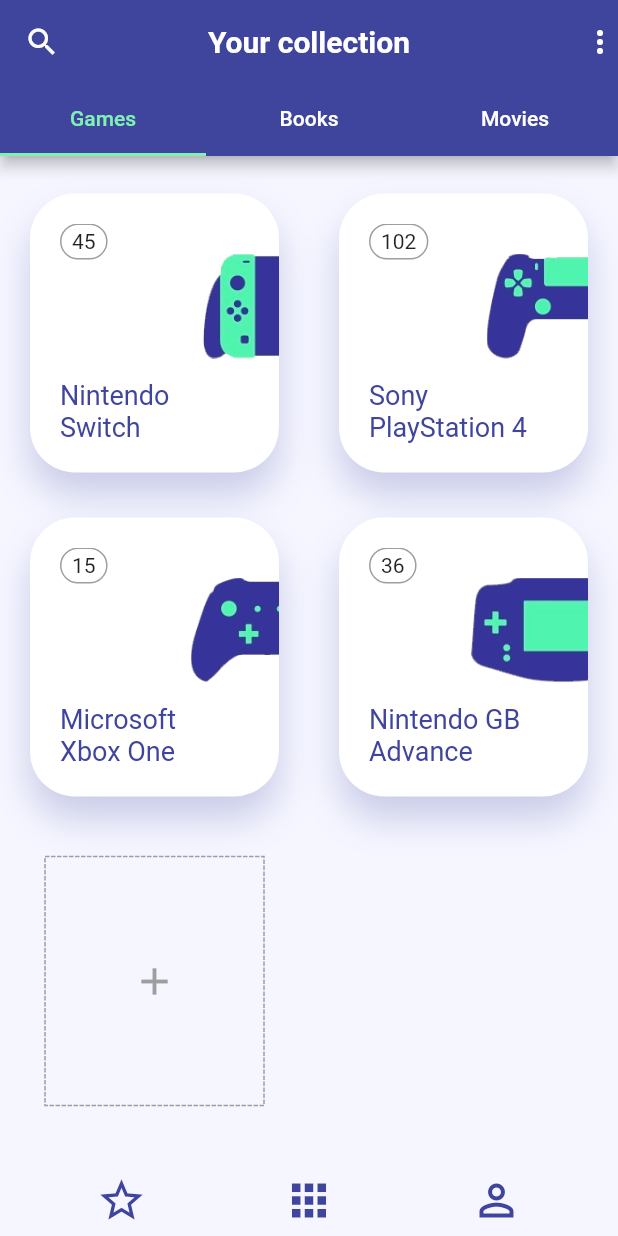
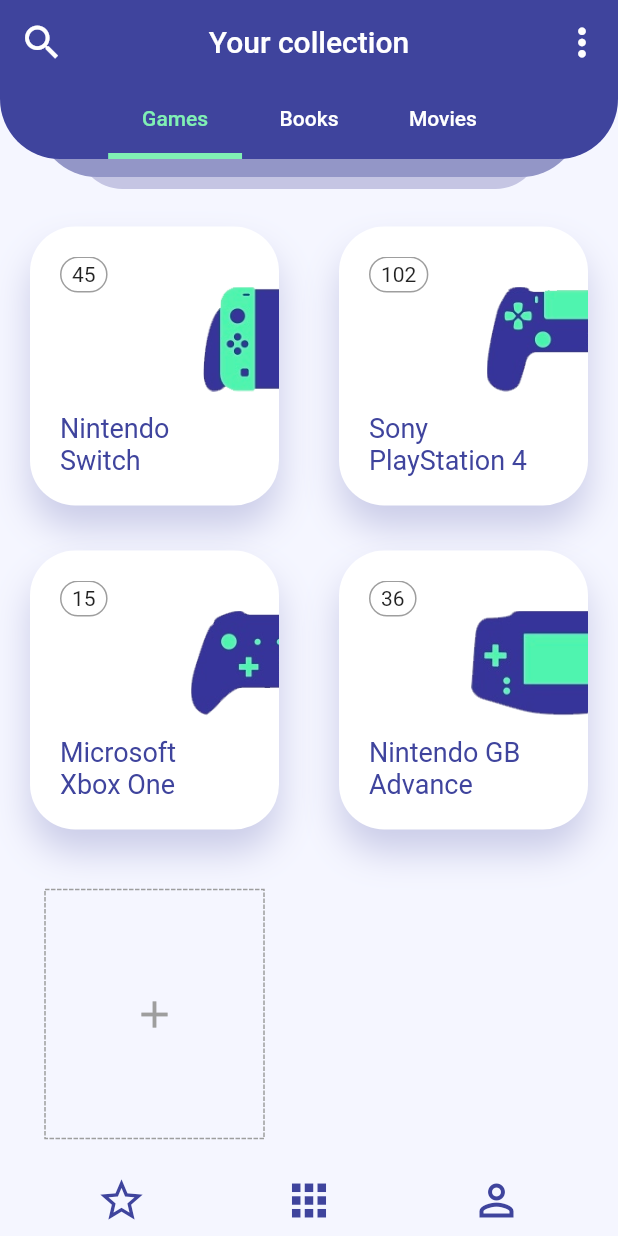
Before and after one commit to arleyhr/flutter_challenges, a Flutter app: the screen it shows after launch, after a tap on "App For Collectors", on a phone screen of 412 x 824 dp. Run offline on Flutter 3.47's test engine with Material 2 defaults, Android fonts, the phone set to English and light mode, and no system bars; drawn by our look-alikes of dotted_border; our stand-ins replace flutter_swiper; network calls fail.

Commit message:
main sliver app bar

```diff
--- a/lib/apps/app_for_collectors/main.dart
+++ b/lib/apps/app_for_collectors/main.dart
@@ -1,3 +1,4 @@
+import 'package:flutter/cupertino.dart';
 import 'package:flutter/material.dart';
 import 'package:flutter_challenges/apps/app_for_collectors/screens/console_detail.dart';
 import 'package:flutter_challenges/apps/app_for_collectors/screens/games_tab.dart';
@@ -54,30 +55,101 @@ class ScaffoldHome extends StatelessWidget {
 
   @override
   Widget build(BuildContext context) {
+    final size = MediaQuery.of(context).size;
+
     return Scaffold(
-      appBar: AppBar(
-        leading: Icon(Icons.search),
-        title: Text('Your collection', style: TextStyle(fontWeight: FontWeight.bold),),
+      body: CustomScrollView(
+        slivers: <Widget>[
+          SliverAppBar(
+            leading: IconButton(
+              padding: EdgeInsets.all(0),
+              onPressed: () {},
+              icon: Icon(Icons.search, size: 30),
+            ),
+            title: Text('Your collection'),
             centerTitle: true,
             actions: <Widget>[
-          Icon(Icons.more_vert)
+              IconButton(
+                onPressed: () {},
+                icon: Icon(Icons.more_vert, size: 30),
+              )
             ],
-        bottom: TabBar(
+            bottom: PreferredSize(
+              preferredSize: Size.fromHeight(70),
+              child: Container(
+                color: Color.fromRGBO(245, 246, 255, 1),
+                height: 70,
+                child: Stack(
+                  alignment: Alignment.topCenter,
+                  children: <Widget>[
+                    Positioned(
+                      bottom: 0,
+                      width: size.width * 0.75,
+                      child: Container(
+                        height: 30,
+                        decoration: BoxDecoration(
+                          color: Color.fromRGBO(197, 197, 227, 1),
+                          borderRadius: BorderRadius.only(
+                            bottomLeft: Radius.circular(40),
+                            bottomRight: Radius.circular(40),
+                          )
+                        ),
+                      ),
+                    ),
+                    Positioned(
+                      width: size.width * 0.88,
+                      bottom: 8,
+                      child: Container(
+                        height: 50,
+                        decoration: BoxDecoration(
+                          color: Color.fromRGBO(147, 150, 199, 1),
+                          borderRadius: BorderRadius.only(
+                            bottomLeft: Radius.circular(40),
+                            bottomRight: Radius.circular(40),
+                          )
+                        ),
+                      ),
+                    ),
+                    Positioned(
+                      child: Container(
+                        height: 50,
+                        decoration: BoxDecoration(
+                          color: primaryColor,
+                          borderRadius: BorderRadius.only(
+                            bottomLeft: Radius.circular(40),
+                            bottomRight: Radius.circular(40),
+                          )
+                        ),
+                      ),
+                    ),
+                    Container(
+                      width: size.width * 0.65,
+                      child: TabBar(
                         controller: _tabController,
+                        indicatorWeight: 4,
                         tabs: <Widget>[
                           Tab(text: 'Games'),
                           Tab(text: 'Books'),
                           Tab(text: 'Movies'),
                         ],
+                      )
+                    )
+                  ],
                 ),
               ),
-      body: TabBarView(
+            ),
+          ),
+          SliverFillRemaining(
+            child: TabBarView(
               controller: _tabController,
               children: <Widget>[
                 GamesTab(),
                 Container(),
                 Container(),
               ],
+            )
+          )
+        ],
       ),
       bottomNavigationBar: BottomBar(),
     );
--- a/lib/apps/app_for_collectors/models/game.dart
+++ b/lib/apps/app_for_collectors/models/game.dart
@@ -52,6 +52,8 @@ List<Game> games = [
     name: 'Metroid: Zero Mission',
     image: 'https://github.com/arleyhr/flutter_challenges/blob/develop/lib/apps/app_for_collectors/assets/metroid.jpg?raw=true',
     rating: randomNumber(min: minRating, max: maxRating),
+    percent: randomNumber(min: minPercent, max: maxPercent),
+    people: randomNumber(min: minPeople, max: maxPeople),
     consoleId: gbaId,
   ),
   Game(
--- a/lib/apps/app_for_collectors/screens/games_tab.dart
+++ b/lib/apps/app_for_collectors/screens/games_tab.dart
@@ -16,9 +16,15 @@ class GamesTab extends StatelessWidget {
   Widget build(BuildContext context) {
     return Container(
       color: Color.fromRGBO(245, 246, 255, 1),
-      padding: EdgeInsets.only(top: 20.0),
       child: CustomScrollView(
         slivers: <Widget>[
+          SliverList(
+            delegate: SliverChildListDelegate(
+              [
+                SizedBox(height: 20)
+              ]
+            ),
+          ),
           SliverGrid(
             gridDelegate: SliverGridDelegateWithFixedCrossAxisCount(
               crossAxisCount: 2,
```
Lines whose indentation alone changed are shown as unchanged.
